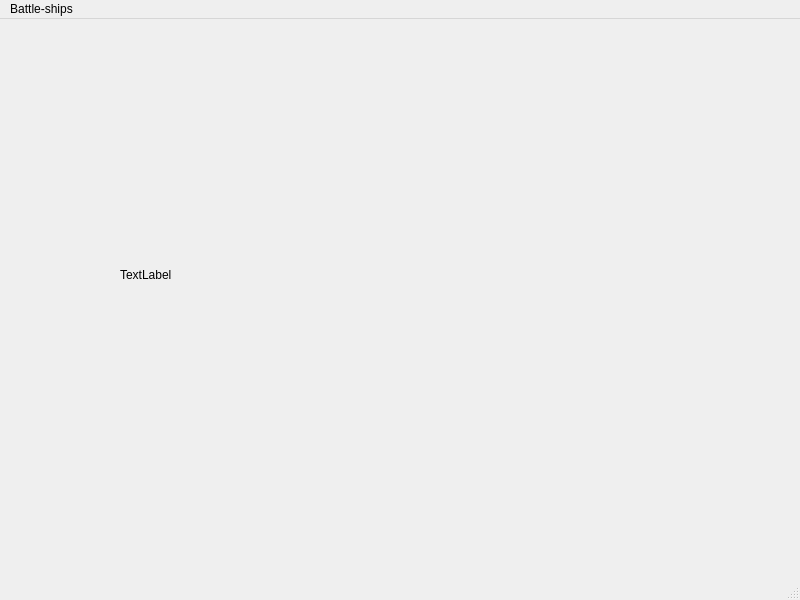
First picture: the form in battle-ships/mainwindow.ui, repository hubertoszywa/battle-ships, before the edit.
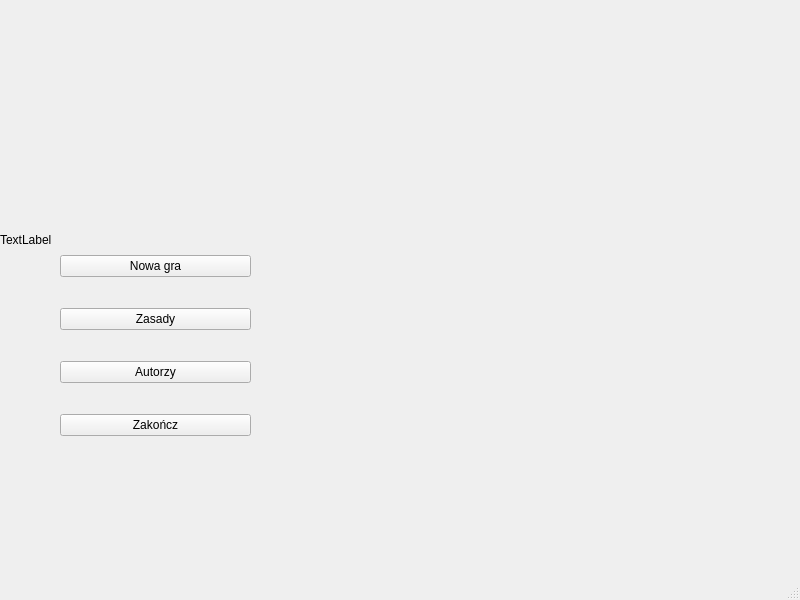
Second picture: the form after the edit.

Commit message: Dodanie ekranu głównego i przejście do podmenu ZASADY

What changed in the file:
```diff
--- a/battle-ships/mainwindow.ui
+++ b/battle-ships/mainwindow.ui
@@ -20,16 +20,56 @@
    <widget class="QLabel" name="label_pic">
     <property name="geometry">
      <rect>
-      <x>120</x>
-      <y>130</y>
-      <width>481</width>
-      <height>251</height>
+      <x>0</x>
+      <y>-60</y>
+      <width>800</width>
+      <height>600</height>
      </rect>
     </property>
     <property name="text">
      <string>TextLabel</string>
     </property>
    </widget>
+   <widget class="QWidget" name="">
+    <property name="geometry">
+     <rect>
+      <x>60</x>
+      <y>230</y>
+      <width>191</width>
+      <height>231</height>
+     </rect>
+    </property>
+    <layout class="QVBoxLayout" name="verticalLayout">
+     <item>
+      <widget class="QPushButton" name="pushButton">
+       <property name="text">
+        <string>Nowa gra</string>
+       </property>
+      </widget>
+     </item>
+     <item>
+      <widget class="QPushButton" name="pushButton_2">
+       <property name="text">
+        <string>Zasady</string>
+       </property>
+      </widget>
+     </item>
+     <item>
+      <widget class="QPushButton" name="pushButton_3">
+       <property name="text">
+        <string>Autorzy</string>
+       </property>
+      </widget>
+     </item>
+     <item>
+      <widget class="QPushButton" name="pushButton_4">
+       <property name="text">
+        <string>Zakończ</string>
+       </property>
+      </widget>
+     </item>
+    </layout>
+   </widget>
   </widget>
   <widget class="QMenuBar" name="menubar">
    <property name="geometry">
@@ -40,12 +80,6 @@
      <height>21</height>
     </rect>
    </property>
-   <widget class="QMenu" name="menuBattle_ships">
-    <property name="title">
-     <string>Battle-ships</string>
-    </property>
-   </widget>
-   <addaction name="menuBattle_ships"/>
   </widget>
   <widget class="QStatusBar" name="statusbar"/>
  </widget>
```
Left out of the diff: 21 changed lines with no effect on the pictures. The commit also changes 25 other files.
